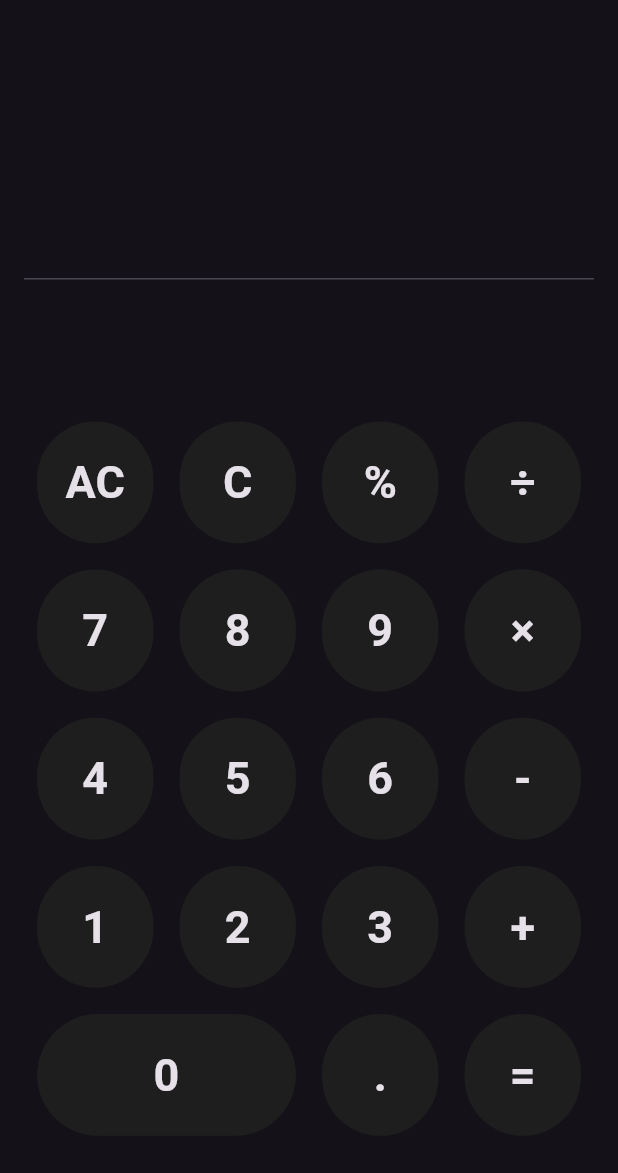
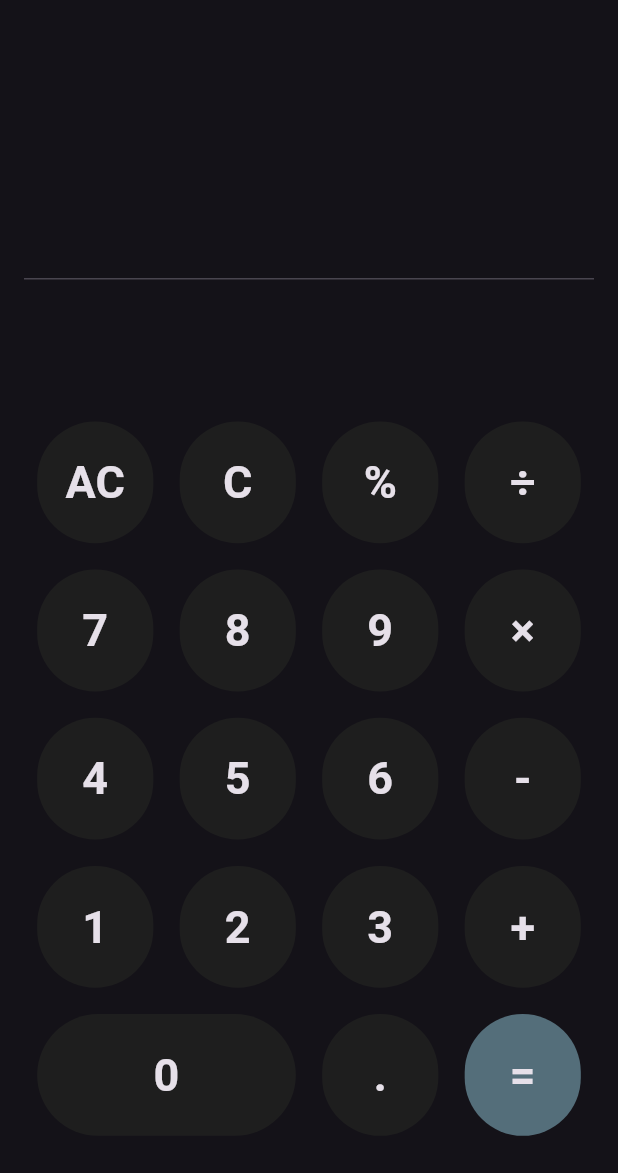
Before and after one commit to Mo123elsayed/calculator_app, a Flutter app: the screen it shows after launch, on a phone screen of 412 x 824 dp, the part 63-1236 px from its top. Run offline on Flutter 3.47's test engine with Material 3 defaults, Android fonts, the phone set to English and light mode, and no system bars; our stand-ins replace flutter_screenutil, math_expressions.

Commit message:
`Fixed button colors in calculator screen: changed 'AC' button color to AppColor.textPrimary and '=' button background to AppColor.operator`

```diff
--- a/lib/features/calculation/presentation/calculator_screen.dart
+++ b/lib/features/calculation/presentation/calculator_screen.dart
@@ -127,7 +127,7 @@ class _CalculatorScreenState extends State<CalculatorScreen> {
                 children: [
                   CustomButton(
                     btnBckgrnd: AppColor.buttonBackground,
-                    btnColor: AppColor.operator,
+                    btnColor: AppColor.textPrimary,
                     onTapBtn: btnClick,
                     btnTxt: 'AC',
                   ),
@@ -240,7 +240,7 @@ class _CalculatorScreenState extends State<CalculatorScreen> {
                     btnTxt:'.',
                   ),
                   CustomButton(
-                    btnBckgrnd: AppColor.buttonBackground,
+                    btnBckgrnd: AppColor.operator,
                     onTapBtn: btnClick,
                     btnTxt: '=',
                   ),
```
